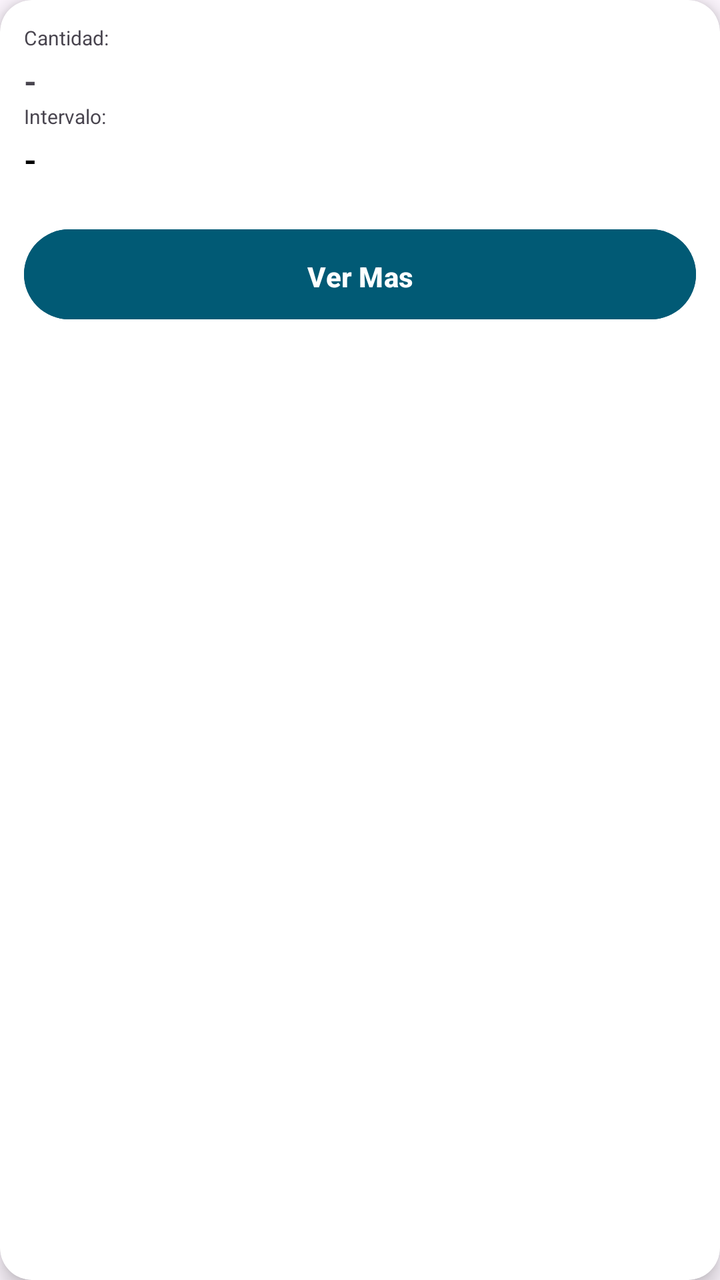
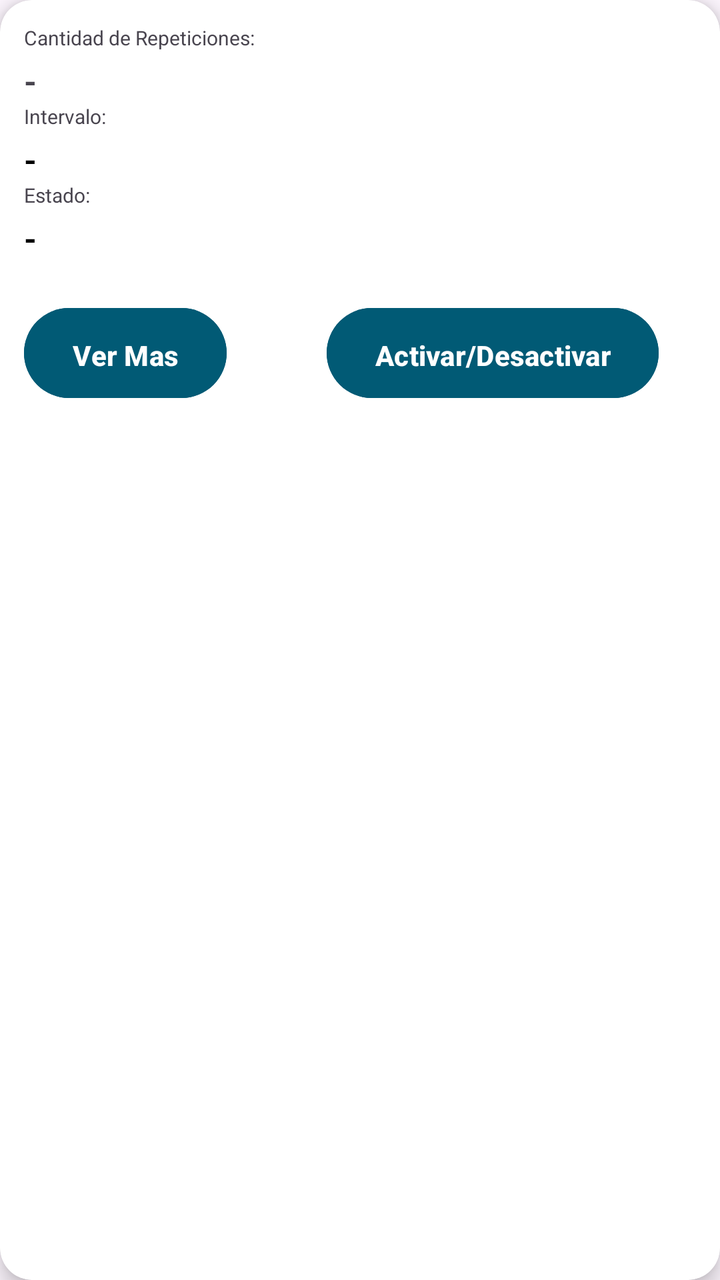

An Android layout rendered at two revisions. The XML below is the earlier revision; the diff shows what the commit changed to produce the second picture.
<!-- AndroidManifest.xml: application theme Theme.MobilesVC -->
<!-- res/layout/card_recordatorio.xml -->
<?xml version="1.0" encoding="utf-8"?>
<androidx.cardview.widget.CardView xmlns:android="http://schemas.android.com/apk/res/android"
    xmlns:app="http://schemas.android.com/apk/res-auto"
    android:layout_width="match_parent"
    android:layout_height="wrap_content"
    android:layout_margin="8dp"
    app:cardBackgroundColor="@color/white"
    app:cardCornerRadius="16dp"
    app:cardElevation="6dp">

    <LinearLayout
        android:layout_width="match_parent"
        android:layout_height="match_parent"
        android:orientation="vertical"
        android:padding="12dp">

        <TextView
            android:id="@+id/textView26"
            android:layout_width="match_parent"
            android:layout_height="wrap_content"
            android:text="Cantidad:"
            android:textSize="10sp" />

        <TextView
            android:id="@+id/vCantidadCard"
            android:layout_width="wrap_content"
            android:layout_height="wrap_content"
            android:layout_marginTop="4dp"
            android:text="-"
            android:textSize="16sp"
            android:textStyle="bold" />

        <TextView
            android:id="@+id/textView25"
            android:layout_width="match_parent"
            android:layout_height="wrap_content"
            android:text="Intervalo:"
            android:textSize="10sp" />

        <TextView
            android:id="@+id/vIntervaloCard"
            android:layout_width="wrap_content"
            android:layout_height="wrap_content"
            android:layout_marginTop="4dp"
            android:text="-"
            android:textColor="#000000"
            android:textSize="16sp"
            android:textStyle="bold" />

        <Button
            android:id="@+id/vToRecordatorio"
            android:layout_width="match_parent"
            android:layout_height="53dp"
            android:layout_marginTop="20dp"
            android:backgroundTint="#015A75"
            android:paddingVertical="14dp"
            android:text="Ver Mas"
            android:textStyle="bold"
            app:layout_constraintBottom_toBottomOf="parent"
            app:layout_constraintEnd_toEndOf="parent"
            app:layout_constraintHorizontal_bias="0.243"
            app:layout_constraintStart_toStartOf="parent"
            app:layout_constraintTop_toBottomOf="@+id/etClave" />

    </LinearLayout>

</androidx.cardview.widget.CardView>
<!-- resources referenced by this layout -->
<resources>
  <color name="white">#FFFFFFFF</color>
  <style name="Theme.MobilesVC" parent="Base.Theme.MobilesVC" />
  <style name="Base.Theme.MobilesVC" parent="Theme.Material3.DayNight.NoActionBar">
          
          
      </style>
</resources>

<!-- the commit's change to res/layout/card_recordatorio.xml (unified diff, before → after) -->
@@ -18,7 +18,7 @@
             android:id="@+id/textView26"
             android:layout_width="match_parent"
             android:layout_height="wrap_content"
-            android:text="Cantidad:"
+            android:text="Cantidad de Repeticiones:"
             android:textSize="10sp" />
 
         <TextView
@@ -47,20 +47,59 @@
             android:textSize="16sp"
             android:textStyle="bold" />
 
-        <Button
-            android:id="@+id/vToRecordatorio"
+        <TextView
+            android:id="@+id/textView44"
             android:layout_width="match_parent"
-            android:layout_height="53dp"
-            android:layout_marginTop="20dp"
-            android:backgroundTint="#015A75"
-            android:paddingVertical="14dp"
-            android:text="Ver Mas"
-            android:textStyle="bold"
-            app:layout_constraintBottom_toBottomOf="parent"
-            app:layout_constraintEnd_toEndOf="parent"
-            app:layout_constraintHorizontal_bias="0.243"
-            app:layout_constraintStart_toStartOf="parent"
-            app:layout_constraintTop_toBottomOf="@+id/etClave" />
+            android:layout_height="wrap_content"
+            android:text="Estado:"
+            android:textSize="10sp" />
+
+        <TextView
+            android:id="@+id/vEstadoCard"
+            android:layout_width="wrap_content"
+            android:layout_height="wrap_content"
+            android:layout_marginTop="4dp"
+            android:text="-"
+            android:textColor="#000000"
+            android:textSize="16sp"
+            android:textStyle="bold" />
+
+        <LinearLayout
+            android:layout_width="match_parent"
+            android:layout_height="match_parent"
+            android:orientation="horizontal">
+
+            <Button
+                android:id="@+id/vToRecordatorio"
+                android:layout_width="wrap_content"
+                android:layout_height="53dp"
+                android:layout_marginTop="20dp"
+                android:layout_marginRight="50sp"
+                android:backgroundTint="#015A75"
+                android:paddingVertical="14dp"
+                android:text="Ver Mas"
+                android:textStyle="bold"
+                app:layout_constraintBottom_toBottomOf="parent"
+                app:layout_constraintEnd_toEndOf="parent"
+                app:layout_constraintHorizontal_bias="0.243"
+                app:layout_constraintStart_toStartOf="parent"
+                app:layout_constraintTop_toBottomOf="@+id/etClave" />
+
+            <Button
+                android:id="@+id/vCambiaEstado"
+                android:layout_width="wrap_content"
+                android:layout_height="53dp"
+                android:layout_marginTop="20dp"
+                android:backgroundTint="#015A75"
+                android:paddingVertical="14dp"
+                android:text="Activar/Desactivar"
+                android:textStyle="bold"
+                app:layout_constraintBottom_toBottomOf="parent"
+                app:layout_constraintEnd_toEndOf="parent"
+                app:layout_constraintHorizontal_bias="0.243"
+                app:layout_constraintStart_toStartOf="parent"
+                app:layout_constraintTop_toBottomOf="@+id/etClave" />
+        </LinearLayout>
 
     </LinearLayout>
 
